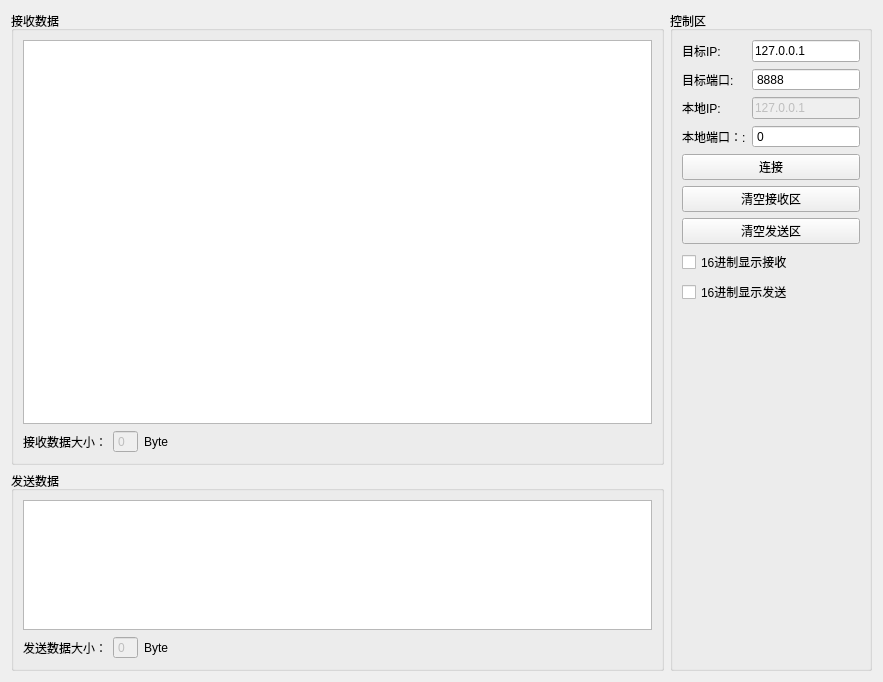
mahuifa/QMDemo, file QMNetwork/NetWidget/tcpclient.ui: the form before one commit.
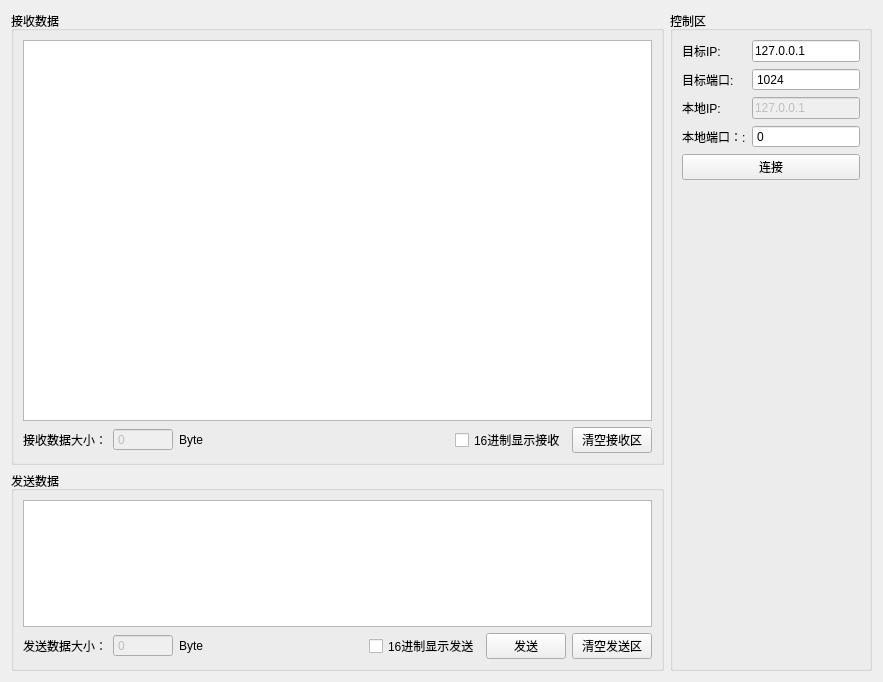
The form after the commit.

```diff
--- a/QMNetwork/NetWidget/tcpclient.ui
+++ b/QMNetwork/NetWidget/tcpclient.ui
@@ -37,9 +37,18 @@
           <property name="enabled">
            <bool>false</bool>
           </property>
+          <property name="minimumSize">
+           <size>
+            <width>60</width>
+            <height>0</height>
+           </size>
+          </property>
           <property name="buttonSymbols">
            <enum>QAbstractSpinBox::NoButtons</enum>
           </property>
+          <property name="maximum">
+           <number>100000</number>
+          </property>
          </widget>
         </item>
         <item>
@@ -62,6 +71,20 @@
           </property>
          </spacer>
         </item>
+        <item>
+         <widget class="QCheckBox" name="check_hexRecv">
+          <property name="text">
+           <string>16进制显示接收</string>
+          </property>
+         </widget>
+        </item>
+        <item>
+         <widget class="QPushButton" name="but_clearRecv">
+          <property name="text">
+           <string>清空接收区</string>
+          </property>
+         </widget>
+        </item>
        </layout>
       </item>
      </layout>
@@ -96,9 +119,18 @@
           <property name="enabled">
            <bool>false</bool>
           </property>
+          <property name="minimumSize">
+           <size>
+            <width>60</width>
+            <height>0</height>
+           </size>
+          </property>
           <property name="buttonSymbols">
            <enum>QAbstractSpinBox::NoButtons</enum>
           </property>
+          <property name="maximum">
+           <number>100000</number>
+          </property>
          </widget>
         </item>
         <item>
@@ -121,6 +153,27 @@
           </property>
          </spacer>
         </item>
+        <item>
+         <widget class="QCheckBox" name="check_hexSend">
+          <property name="text">
+           <string>16进制显示发送</string>
+          </property>
+         </widget>
+        </item>
+        <item>
+         <widget class="QPushButton" name="but_send">
+          <property name="text">
+           <string>发送</string>
+          </property>
+         </widget>
+        </item>
+        <item>
+         <widget class="QPushButton" name="but_clearSend">
+          <property name="text">
+           <string>清空发送区</string>
+          </property>
+         </widget>
+        </item>
        </layout>
       </item>
      </layout>
@@ -138,13 +191,6 @@
       <string>控制区</string>
      </property>
      <layout class="QGridLayout" name="gridLayout_4">
-      <item row="5" column="0">
-       <widget class="QCheckBox" name="checkBox_2">
-        <property name="text">
-         <string>16进制显示发送</string>
-        </property>
-       </widget>
-      </item>
       <item row="0" column="0">
        <layout class="QGridLayout" name="gridLayout">
         <item row="0" column="0">
@@ -177,7 +223,7 @@
            <number>65535</number>
           </property>
           <property name="value">
-           <number>8888</number>
+           <number>1024</number>
           </property>
          </widget>
         </item>
@@ -217,13 +263,6 @@
         </item>
        </layout>
       </item>
-      <item row="2" column="0">
-       <widget class="QPushButton" name="pushButton_2">
-        <property name="text">
-         <string>清空接收区</string>
-        </property>
-       </widget>
-      </item>
       <item row="1" column="0">
        <widget class="QPushButton" name="pushButton">
         <property name="text">
@@ -232,20 +271,6 @@
        </widget>
       </item>
       <item row="4" column="0">
-       <widget class="QCheckBox" name="checkBox">
-        <property name="text">
-         <string>16进制显示接收</string>
-        </property>
-       </widget>
-      </item>
-      <item row="3" column="0">
-       <widget class="QPushButton" name="pushButton_3">
-        <property name="text">
-         <string>清空发送区</string>
-        </property>
-       </widget>
-      </item>
-      <item row="6" column="0">
        <spacer name="verticalSpacer">
         <property name="orientation">
          <enum>Qt::Vertical</enum>
```
Left out of the diff: 18 changed lines with no effect on the pictures.
